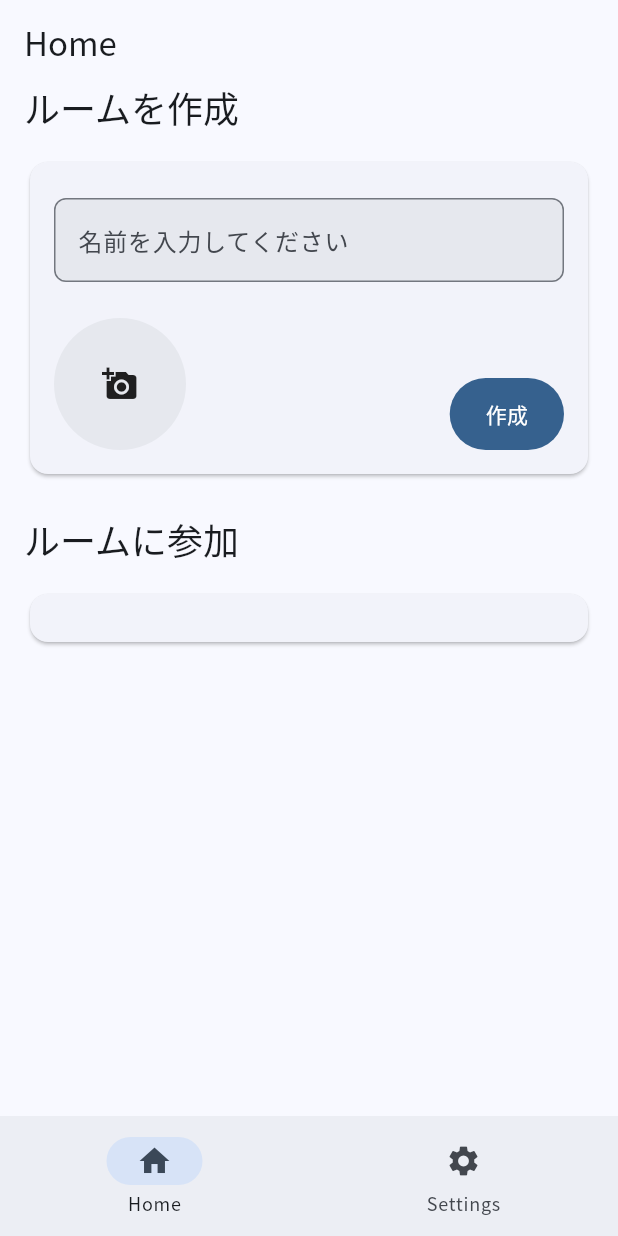
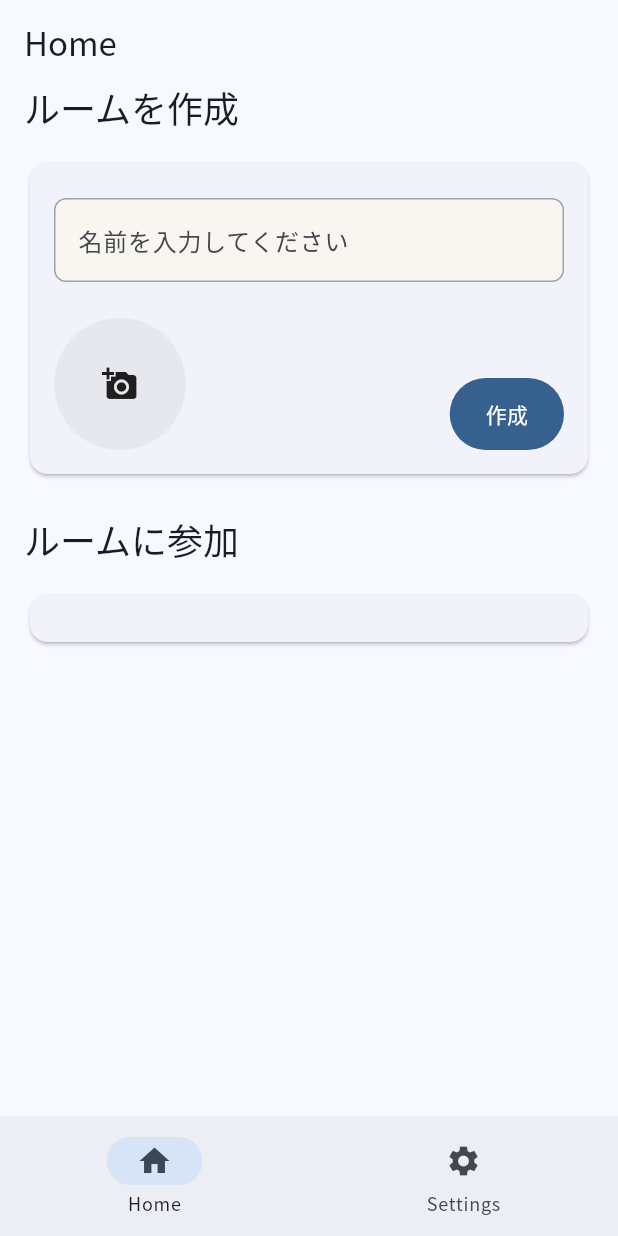
Before and after one commit to Zudah228/pampers_3rd_tfh_2025, a Flutter app: the screen it shows after launch, on a phone screen of 412 x 824 dp. Run offline on Flutter 3.47's test engine with Material 3 defaults, Android fonts, the phone set to English and light mode, and no system bars; our stand-ins replace clock, cloud_firestore, custom_refresh_indicator, extended_image, figma_squircle, firebase_auth and 12 more; missing offline and left inert: hashlib, simple_logger; accounts and stored records are empty; generated files the repository leaves out were written again.

Commit message:
feature/カラー定義 (#3)
* カラー定義

* レビュー修正

* them.dartへの適用

```diff
--- /dev/null
+++ b/lib/core/app/theme/app_colors.dart
@@ -0,0 +1,30 @@
+import 'dart:ui';
+
+class AppColors {
+  AppColors._();
+  // プライマリーカラー
+  static const Color sunsetGold = Color(0xFFD4A574);
+  static const Color warmHoney = Color(0xFFE5BC8F);
+  static const Color lightSand = Color(0xFFF0D7B8);
+
+  //セカンダリーカラー
+  static const Color softDenim = Color(0xFF7B8FA3);
+  static const Color warmTaupe = Color(0xFFB5A189);
+
+  //ニュートラルカラー
+  static const Color charcoal = Color(0xFF3D3D3D);
+  static const Color slateGray = Color(0xFF6B7280);
+  static const Color warmGray = Color(0xFF9CA3AF);
+  static const Color lightBeige = Color(0xFFEAE4DC);
+  static const Color cream = Color(0xFFF9F6F1);
+
+  //アクセントカラー
+  static const Color goldenHour = Color(0xFFE8B44F);
+  static const Color softSage = Color(0xFFA8B5A0);
+  static const Color sunsetRose = Color(0xFFD49B8C);
+
+  //ベーシックカラー
+  static const Color black = Color(0xFF000000);
+  static const Color white = Color(0xFFFFFFFF);
+  static const Color darkgreen = Color(0xFF012B28);
+}
--- a/lib/core/app/theme/theme.dart
+++ b/lib/core/app/theme/theme.dart
@@ -1,3 +1,4 @@
+import 'package:app/core/app/theme/app_colors.dart';
 import 'package:app/core/app/theme/text_theme.dart';
 import 'package:figma_squircle/figma_squircle.dart';
 import 'package:flutter/material.dart';
@@ -43,11 +44,13 @@ abstract final class AppThemeData {
       ),
       inputDecorationTheme: InputDecorationTheme(
         filled: true,
-        fillColor: colorScheme.surfaceContainerHigh,
-        enabledBorder: inputBorder(BorderSide(color: colorScheme.outline)),
-        focusedBorder: inputBorder(BorderSide(color: colorScheme.primary)),
-        errorBorder: inputBorder(BorderSide(color: colorScheme.outline)),
-        focusedErrorBorder: inputBorder(BorderSide(color: colorScheme.error)),
+        fillColor: AppColors.cream,
+        enabledBorder: inputBorder(BorderSide(color: AppColors.warmGray)),
+        focusedBorder: inputBorder(BorderSide(color: AppColors.sunsetGold)),
+        errorBorder: inputBorder(BorderSide(color: AppColors.warmGray)),
+        focusedErrorBorder: inputBorder(
+          BorderSide(color: AppColors.sunsetRose),
+        ),
       ),
     );
   }
```
